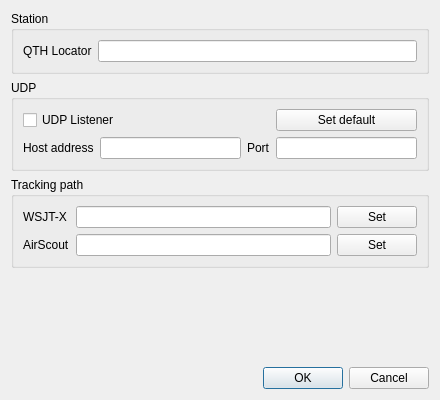
This is dialogsetup.ui in PianetaRadio/CatRotator as Qt 5 draws it before an edit. The edited form follows.
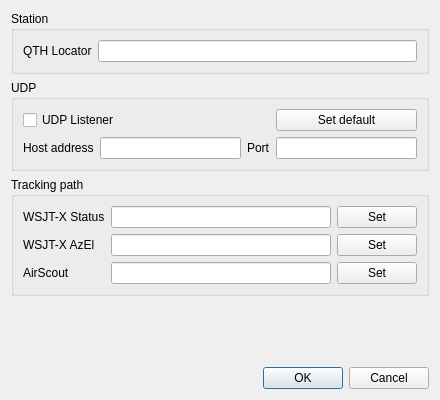
This is the edited form.

Commit message:
Tracking WSJT-X status
#26

```diff
--- a/dialogsetup.ui
+++ b/dialogsetup.ui
@@ -117,17 +117,37 @@
       <string>Tracking path</string>
      </property>
      <layout class="QGridLayout" name="gridLayout_4">
-      <item row="1" column="2">
-       <widget class="QPushButton" name="pushButton_AirScout">
+      <item row="1" column="0">
+       <widget class="QLabel" name="label_WSJTX">
         <property name="text">
-         <string>Set</string>
+         <string>WSJT-X AzEl</string>
+        </property>
+        <property name="buddy">
+         <cstring>lineEdit_WSJTX</cstring>
         </property>
        </widget>
       </item>
       <item row="1" column="1">
+       <widget class="QLineEdit" name="lineEdit_WSJTX"/>
+      </item>
+      <item row="2" column="1">
        <widget class="QLineEdit" name="lineEdit_AirScout"/>
       </item>
-      <item row="1" column="0">
+      <item row="1" column="2">
+       <widget class="QPushButton" name="pushButton_WSJTX">
+        <property name="text">
+         <string>Set</string>
+        </property>
+       </widget>
+      </item>
+      <item row="2" column="2">
+       <widget class="QPushButton" name="pushButton_AirScout">
+        <property name="text">
+         <string>Set</string>
+        </property>
+       </widget>
+      </item>
+      <item row="2" column="0">
        <widget class="QLabel" name="label_AirScout">
         <property name="text">
          <string>AirScout</string>
@@ -138,20 +158,17 @@
        </widget>
       </item>
       <item row="0" column="0">
-       <widget class="QLabel" name="label_WSJTX">
+       <widget class="QLabel" name="label_WSJTXStatus">
         <property name="text">
-         <string>WSJT-X</string>
-        </property>
-        <property name="buddy">
-         <cstring>lineEdit_WSJTX</cstring>
+         <string>WSJT-X Status</string>
         </property>
        </widget>
       </item>
       <item row="0" column="1">
-       <widget class="QLineEdit" name="lineEdit_WSJTX"/>
+       <widget class="QLineEdit" name="lineEdit_WSJTXStatus"/>
       </item>
       <item row="0" column="2">
-       <widget class="QPushButton" name="pushButton_WSJTX">
+       <widget class="QPushButton" name="pushButton_WSJTXStatus">
         <property name="text">
          <string>Set</string>
         </property>
```
The commit also changes 9 other files.
